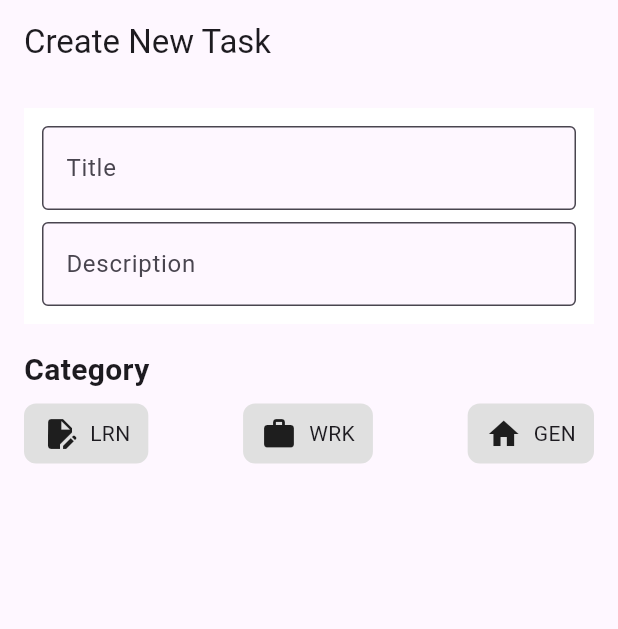
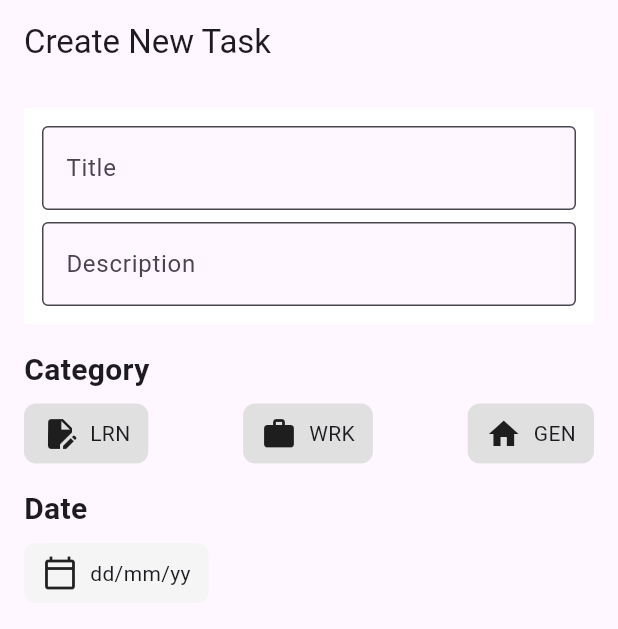
Before and after one commit to nobu74658/flutter_study_2025, a Flutter app: the screen it shows after launch, on a phone screen of 412 x 824 dp. Shown: the top 629 px of the screen. Run offline on Flutter 3.47's test engine with Material 3 defaults, Android fonts, the phone set to English and light mode, and no system bars.

Commit message:
feature: dateのUI

```diff
--- a/lib/screens/add_todo/add_todo_screen.dart
+++ b/lib/screens/add_todo/add_todo_screen.dart
@@ -1,6 +1,7 @@
 import 'package:flutter/material.dart';
 import 'package:flutter_study_2025/screens/add_todo/components/add_todo_categories.dart';
 import 'package:flutter_study_2025/screens/add_todo/components/add_todo_inputs.dart';
+import 'package:flutter_study_2025/screens/add_todo/components/add_todo_schedule.dart';
 
 class AddTodoScreen extends StatelessWidget {
   const AddTodoScreen({super.key});
@@ -17,6 +18,8 @@ class AddTodoScreen extends StatelessWidget {
           AddTodoInputs(),
           SizedBox(height: 16),
           AddTodoCategories(),
+          SizedBox(height: 16),
+          AddTodoSchedule(),
         ],
       ),
     );
--- a/lib/screens/add_todo/components/add_todo_categories.dart
+++ b/lib/screens/add_todo/components/add_todo_categories.dart
@@ -1,5 +1,6 @@
 import 'package:flutter/material.dart';
 import 'package:flutter_study_2025/components/category_chip.dart';
+import 'package:flutter_study_2025/utils/styles.dart';
 
 class AddTodoCategories extends StatelessWidget {
   const AddTodoCategories({super.key});
@@ -11,10 +12,7 @@ class AddTodoCategories extends StatelessWidget {
       children: [
         Text(
           'Category',
-          style: TextStyle(
-            fontSize: 20,
-            fontWeight: FontWeight.bold,
-          ),
+          style: AppStyle.title,
         ),
         SizedBox(height: 8),
         Row(
--- /dev/null
+++ b/lib/screens/add_todo/components/add_todo_schedule.dart
@@ -0,0 +1,40 @@
+import 'package:flutter/material.dart';
+import 'package:flutter_study_2025/utils/styles.dart';
+
+class AddTodoSchedule extends StatelessWidget {
+  const AddTodoSchedule({super.key});
+
+  @override
+  Widget build(BuildContext context) {
+    return Row(
+      children: [
+        Column(
+          crossAxisAlignment: CrossAxisAlignment.start,
+          children: [
+            const Text('Date', style: AppStyle.title),
+            const SizedBox(height: 8),
+            Material(
+              color: Colors.grey.shade100,
+              clipBehavior: Clip.antiAlias,
+              borderRadius: BorderRadius.circular(8),
+              child: InkWell(
+                onTap: () {},
+                child: const Padding(
+                  padding: EdgeInsets.symmetric(horizontal: 12, vertical: 8),
+                  child: Row(
+                    children: [
+                      Icon(Icons.calendar_today_outlined),
+                      SizedBox(width: 8),
+                      Text('dd/mm/yy'),
+                    ],
+                  ),
+                ),
+              ),
+            ),
+          ],
+        ),
+        const Column(),
+      ],
+    );
+  }
+}
--- /dev/null
+++ b/lib/utils/styles.dart
@@ -0,0 +1,8 @@
+import 'package:flutter/material.dart';
+
+class AppStyle {
+  static const title = TextStyle(
+    fontSize: 20,
+    fontWeight: FontWeight.bold,
+  );
+}
```
